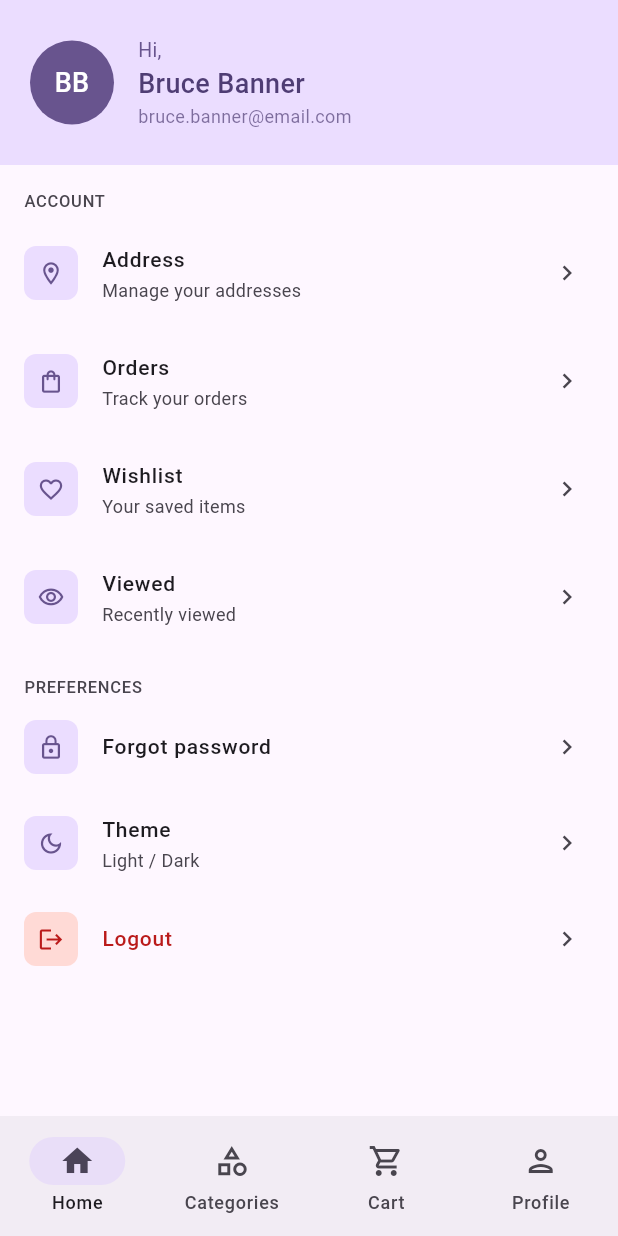
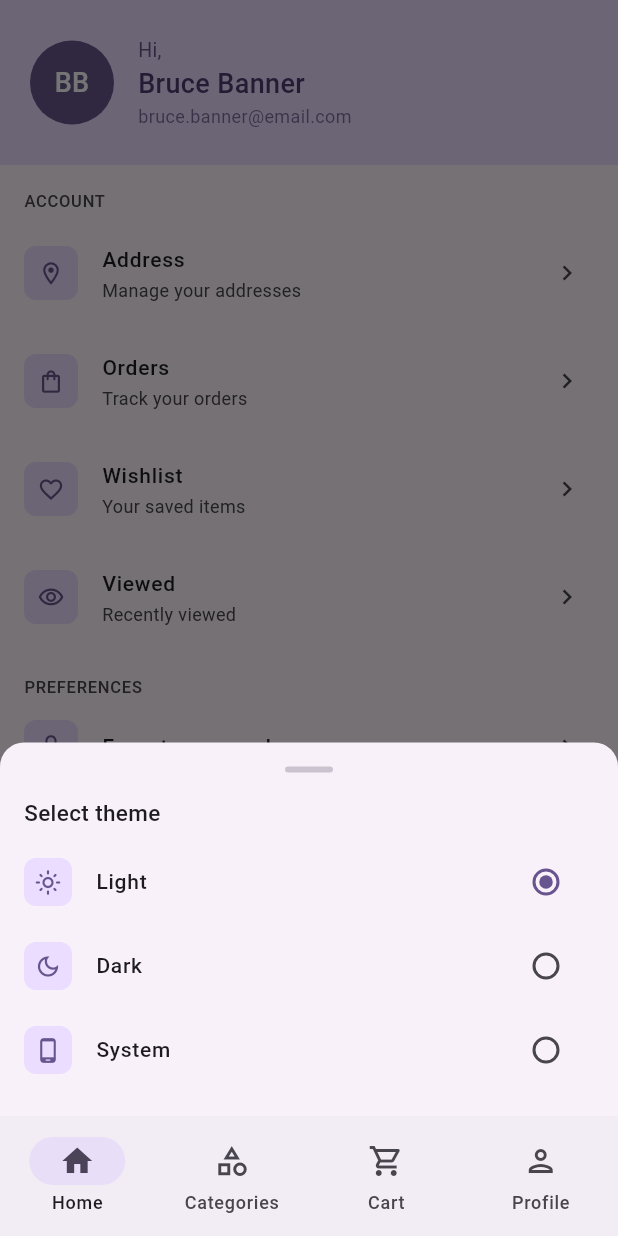
Before and after one commit to Anndderssonn/kartify, a Flutter app: the ProfilePage screen opened by its route, after a tap on "Theme", on a phone screen of 412 x 824 dp. Run offline on Flutter 3.47's test engine with Material 3 defaults, Android fonts, the phone set to English and light mode, and no system bars; our stand-ins replace flutter_bloc, get_it, go_router, shared_preferences; accounts and stored records are empty; statements that could not run were skipped.

Commit message:
feat: Add theme bottom sheet

```diff
--- a/lib/core/theme/theme.dart
+++ b/lib/core/theme/theme.dart
@@ -1,3 +1,2 @@
 export 'app_theme.dart';
-export 'bloc/theme_bloc.dart';
 export 'theme_preferences_impl.dart';
--- a/lib/features/features.dart
+++ b/lib/features/features.dart
@@ -1,3 +1,4 @@
 export 'main_navigation/main_navigation.dart';
 export 'profile/profile.dart';
 export 'address/address.dart';
+export 'theme/theme.dart';
--- a/lib/features/profile/presentation/pages/profile_page.dart
+++ b/lib/features/profile/presentation/pages/profile_page.dart
@@ -1,6 +1,7 @@
 import 'package:flutter/material.dart';
 import 'package:go_router/go_router.dart';
 import 'package:kartify/features/profile/presentation/widgets/widgets.dart';
+import 'package:kartify/features/theme/theme.dart';
 
 class ProfilePage extends StatefulWidget {
   const ProfilePage({super.key});
@@ -76,7 +77,7 @@ class _ProfilePageState extends State<ProfilePage> {
               icon: Icons.dark_mode_outlined,
               title: 'Theme',
               subtitle: 'Light / Dark',
-              onTap: () {},
+              onTap: () => ThemeBottomSheet.show(context),
             ),
           ),
           SliverToBoxAdapter(
--- /dev/null
+++ b/lib/features/theme/presentation/widgets/theme_bottom_sheet.dart
@@ -0,0 +1,129 @@
+import 'package:flutter/material.dart';
+import 'package:flutter_bloc/flutter_bloc.dart';
+import 'package:kartify/features/theme/presentation/bloc/theme_bloc.dart';
+
+class ThemeBottomSheet extends StatelessWidget {
+  const ThemeBottomSheet({super.key});
+
+  static void show(BuildContext context) {
+    showModalBottomSheet(
+      context: context,
+      shape: const RoundedRectangleBorder(
+        borderRadius: BorderRadius.vertical(top: Radius.circular(16)),
+      ),
+      builder: (_) => BlocProvider.value(
+        value: context.read<ThemeBloc>(),
+        child: const ThemeBottomSheet(),
+      ),
+    );
+  }
+
+  @override
+  Widget build(BuildContext context) {
+    return BlocBuilder<ThemeBloc, ThemeState>(
+      builder: (context, state) {
+        return Padding(
+          padding: const EdgeInsets.symmetric(vertical: 16),
+          child: Column(
+            mainAxisSize: MainAxisSize.min,
+            children: [
+              Container(
+                width: 32,
+                height: 4,
+                decoration: BoxDecoration(
+                  color: Theme.of(context).colorScheme.outlineVariant,
+                  borderRadius: BorderRadius.circular(2),
+                ),
+              ),
+              const SizedBox(height: 16),
+              Padding(
+                padding: const EdgeInsets.symmetric(horizontal: 16),
+                child: Align(
+                  alignment: Alignment.centerLeft,
+                  child: Text(
+                    'Select theme',
+                    style: TextStyle(
+                      fontSize: 15,
+                      fontWeight: FontWeight.w500,
+                      color: Theme.of(context).colorScheme.onSurface,
+                    ),
+                  ),
+                ),
+              ),
+              const SizedBox(height: 8),
+              RadioGroup<ThemeMode>(
+                groupValue: state.themeMode,
+                onChanged: (_) {},
+                child: Column(
+                  children: [
+                    _ThemeOption(
+                      icon: Icons.light_mode_outlined,
+                      label: 'Light',
+                      themeMode: ThemeMode.light,
+                    ),
+                    _ThemeOption(
+                      icon: Icons.dark_mode_outlined,
+                      label: 'Dark',
+                      themeMode: ThemeMode.dark,
+                    ),
+                    _ThemeOption(
+                      icon: Icons.phone_android_outlined,
+                      label: 'System',
+                      themeMode: ThemeMode.system,
+                    ),
+                  ],
+                ),
+              ),
+            ],
+          ),
+        );
+      },
+    );
+  }
+}
+
+class _ThemeOption extends StatelessWidget {
+  final IconData icon;
+  final String label;
+  final ThemeMode themeMode;
+
+  const _ThemeOption({
+    required this.icon,
+    required this.label,
+    required this.themeMode,
+  });
+
+  @override
+  Widget build(BuildContext context) {
+    final colorScheme = Theme.of(context).colorScheme;
+
+    return ListTile(
+      leading: Container(
+        width: 32,
+        height: 32,
+        decoration: BoxDecoration(
+          color: colorScheme.primaryContainer,
+          borderRadius: BorderRadius.circular(8),
+        ),
+        child: Icon(icon, size: 18, color: colorScheme.primary),
+      ),
+      title: Text(
+        label,
+        style: TextStyle(
+          fontSize: 14,
+          fontWeight: FontWeight.w500,
+          color: colorScheme.onSurface,
+        ),
+      ),
+      trailing: IgnorePointer(
+        child: Radio<ThemeMode>(
+          value: themeMode,
+          activeColor: colorScheme.primary,
+        ),
+      ),
+      onTap: () {
+        context.read<ThemeBloc>().add(ThemeChanged(themeMode: themeMode));
+      },
+    );
+  }
+}
--- /dev/null
+++ b/lib/features/theme/theme.dart
@@ -0,0 +1,2 @@
+export 'presentation/bloc/theme_bloc.dart';
+export 'presentation/widgets/theme_bottom_sheet.dart';
--- a/lib/main.dart
+++ b/lib/main.dart
@@ -2,6 +2,7 @@ import 'package:flutter/material.dart';
 import 'package:flutter_bloc/flutter_bloc.dart';
 import 'package:shared_preferences/shared_preferences.dart';
 import 'package:kartify/core/core.dart';
+import 'package:kartify/features/features.dart';
 
 void main() async {
   WidgetsFlutterBinding.ensureInitialized();
```
Also changed, not shown: lib/features/theme/presentation/bloc/theme_bloc.dart (renamed from lib/core/theme/bloc/theme_bloc.dart), lib/features/theme/presentation/bloc/theme_event.dart (renamed from lib/core/theme/bloc/theme_event.dart), lib/features/theme/presentation/bloc/theme_state.dart (renamed from lib/core/theme/bloc/theme_state.dart).
